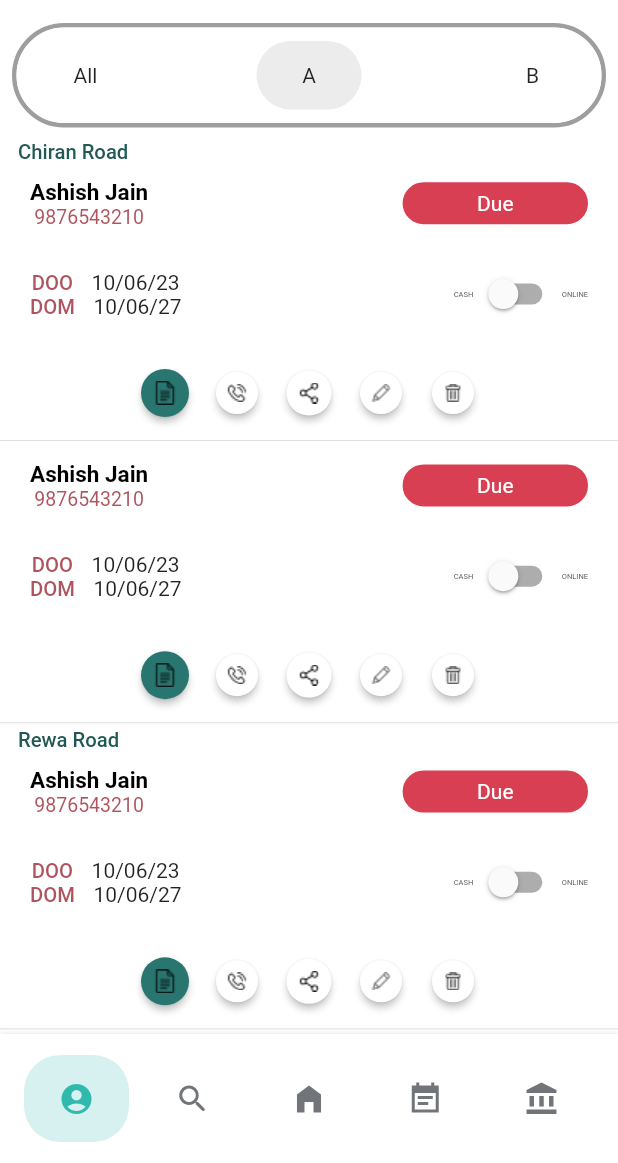
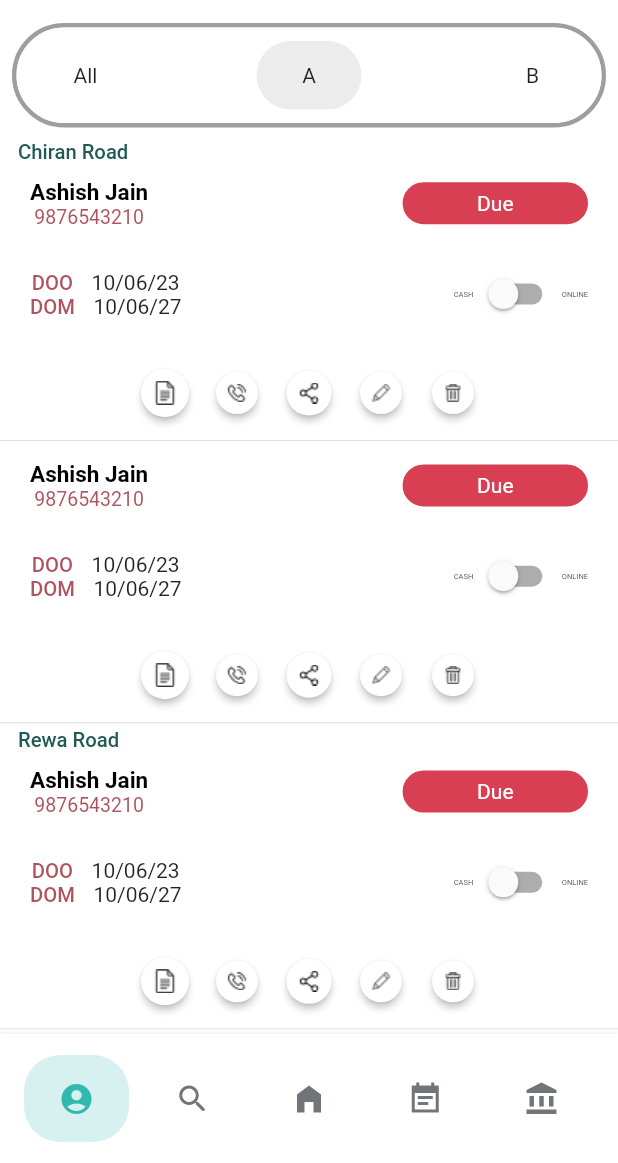
Before and after one commit to jaikrushna/policy, a Flutter app: the due screen opened by its route, on a phone screen of 412 x 824 dp, the part 73-1236 px from its top. Run offline on Flutter 3.47's test engine with Material 2 defaults, Android fonts, the light colour scheme and no system bars; our stand-ins replace cloud_firestore, firebase_core; missing offline and left inert: add_2_calendar; accounts and stored records are empty.

```diff
--- a/lib/models/views/due_display.dart
+++ b/lib/models/views/due_display.dart
@@ -1,4 +1,6 @@
 import 'package:flutter/material.dart';
+import 'package:internship2/widgets/button.dart';
+import 'package:internship2/widgets/bottom_circular_button.dart';
 
 class due_data extends StatefulWidget {
   const due_data({
@@ -45,31 +47,10 @@ class _due_dataState extends State<due_data> {
                     ),
                   ],
                 ),
-                Container(
-                  width: widget.size.width * 0.3,
-                  decoration: BoxDecoration(
-                    color: Color(0xffD83F52),
-                    borderRadius: BorderRadius.all(
-                      Radius.circular(40),
-                    ),
-                    border: Border.all(
-                      width: 2,
-                      color: Color(0xffD83F52),
-                      style: BorderStyle.solid,
-                    ),
-                  ),
-                  child: Padding(
-                    padding: const EdgeInsets.all(4.0),
-                    child: Center(
-                      child: Text(
-                        'Due',
-                        style: TextStyle(
-                          color: Colors.white,
-                        ),
-                      ),
-                    ),
-                  ),
-                )
+                button(
+                    size: widget.size.width * 0.3,
+                    text: 'Due',
+                    color: Color(0xffD83F52))
               ],
             ),
           ),
@@ -155,50 +136,25 @@ class _due_dataState extends State<due_data> {
                 child: Row(
                   mainAxisAlignment: MainAxisAlignment.center,
                   children: [
-                    RawMaterialButton(
-                      padding: EdgeInsets.all(8.0),
-                      constraints: BoxConstraints(minWidth: 20),
-                      onPressed: () {},
-                      child: Image.asset('assets/Acc/IC1.png'),
-                      elevation: 2.0,
-                      fillColor: Color(0xff29756F),
-                      shape: CircleBorder(),
+                    circular_button(
+                      size: 20,
+                      icon: Image.asset('assets/Acc/IC1.png'),
                     ),
-                    RawMaterialButton(
-                      padding: EdgeInsets.all(8.0),
-                      constraints: BoxConstraints(minWidth: 20),
-                      onPressed: () {},
-                      child: Image.asset('assets/Acc/IC2.png'),
-                      elevation: 2.0,
-                      fillColor: Colors.white,
-                      shape: CircleBorder(),
+                    circular_button(
+                      size: 20,
+                      icon: Image.asset('assets/Acc/IC2.png'),
                     ),
-                    RawMaterialButton(
-                      padding: EdgeInsets.all(8.0),
-                      constraints: BoxConstraints(minWidth: 20),
-                      onPressed: () {},
-                      child: Image.asset('assets/Acc/IC3.png'),
-                      elevation: 2.0,
-                      fillColor: Colors.white,
-                      shape: CircleBorder(),
+                    circular_button(
+                      size: 20,
+                      icon: Image.asset('assets/Acc/IC3.png'),
                     ),
-                    RawMaterialButton(
-                      padding: EdgeInsets.all(8.0),
-                      constraints: BoxConstraints(minWidth: 20),
-                      onPressed: () {},
-                      child: Image.asset('assets/Acc/IC4.png'),
-                      elevation: 2.0,
-                      fillColor: Colors.white,
-                      shape: CircleBorder(),
+                    circular_button(
+                      size: 20,
+                      icon: Image.asset('assets/Acc/IC4.png'),
                     ),
-                    RawMaterialButton(
-                      padding: EdgeInsets.all(8.0),
-                      constraints: BoxConstraints(minWidth: 20),
-                      onPressed: () {},
-                      child: Image.asset('assets/Acc/IC5.png'),
-                      elevation: 2.0,
-                      fillColor: Colors.white,
-                      shape: CircleBorder(),
+                    circular_button(
+                      size: 20,
+                      icon: Image.asset('assets/Acc/IC5.png'),
                     ),
                   ],
                 ),
--- a/lib/widgets/bottom_circular_button.dart
+++ b/lib/widgets/bottom_circular_button.dart
@@ -18,7 +18,7 @@ class circular_button extends StatelessWidget {
       onPressed: () {},
       child: icon,
       elevation: 2.0,
-      fillColor: Color(0xff29756F),
+      fillColor: Colors.white,
       shape: CircleBorder(),
     );
   }
```
Also changed, not shown: lib/Screens/Account/Account_Master.dart (+0 -41 lines).
